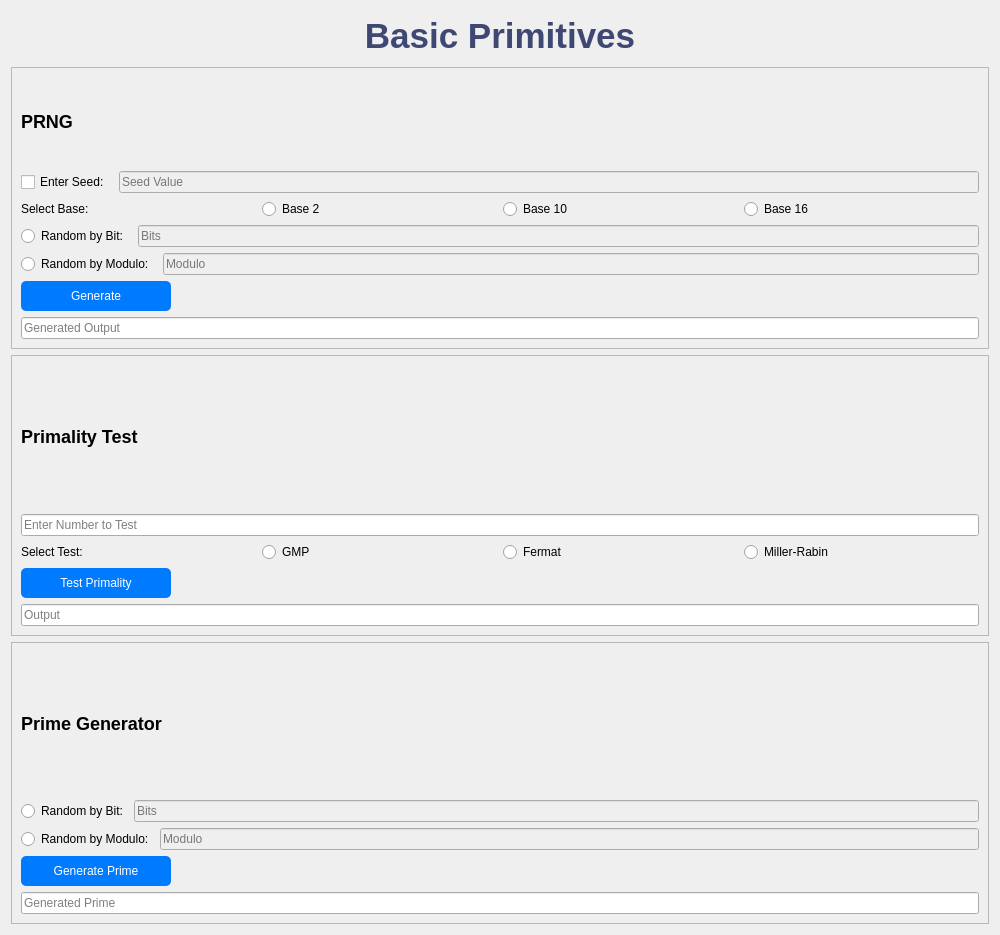
Old version of the form src/frontend/wireframes/ui_primitives.ui in the repository phn210/crypto-calcul.
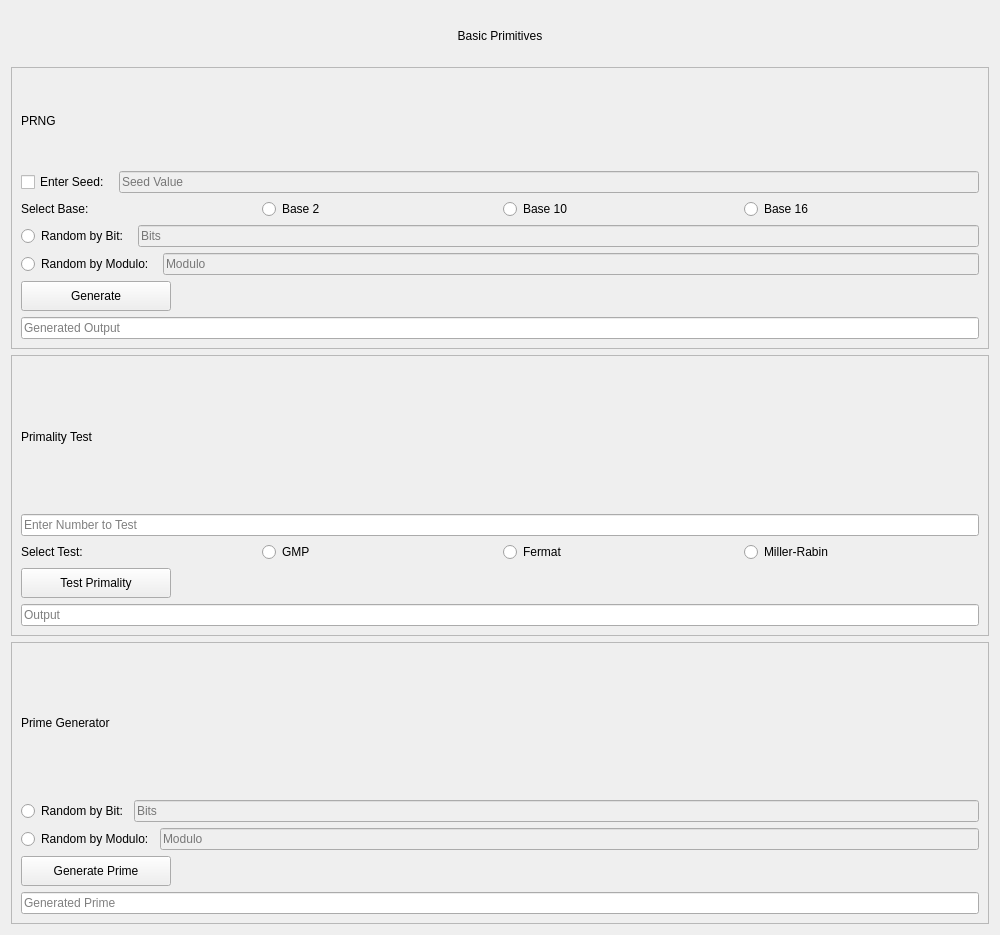
New version of the form.

Diff of the .ui file:
```diff
--- a/src/frontend/wireframes/ui_primitives.ui
+++ b/src/frontend/wireframes/ui_primitives.ui
@@ -31,9 +31,6 @@
                             <height>50</height>
                         </size>
                     </property>
-                    <property name="styleSheet">
-                        <string notr="true">font-size: 35px; font-weight: bold; color: #3f4773;</string>
-                    </property>
                     <property name="text">
                         <string>Basic Primitives</string>
                     </property>
@@ -50,9 +47,6 @@
                     <layout class="QVBoxLayout" name="prngLayout">
                         <item>
                             <widget class="QLabel" name="prngLabel">
-                                <property name="styleSheet">
-                                    <string>font-size: 18px; font-weight: bold;</string>
-                                </property>
                                 <property name="text">
                                     <string>PRNG</string>
                                 </property>
@@ -186,9 +180,6 @@
                                         <height>30</height>
                                     </size>
                                 </property>
-                                <property name="styleSheet">
-                                    <string>background-color: #007BFF; color: white; padding: 5px 10px; border-radius: 5px;</string>
-                                </property>
                                 <property name="text">
                                     <string>Generate</string>
                                 </property>
@@ -215,9 +206,6 @@
                     <layout class="QVBoxLayout" name="primalityTestLayout">
                         <item>
                             <widget class="QLabel" name="primalityTestLabel">
-                                <property name="styleSheet">
-                                    <string>font-size: 18px; font-weight: bold;</string>
-                                </property>
                                 <property name="text">
                                     <string>Primality Test</string>
                                 </property>
@@ -279,9 +267,6 @@
                                         <height>30</height>
                                     </size>
                                 </property>
-                                <property name="styleSheet">
-                                    <string>background-color: #007BFF; color: white; padding: 5px 10px; border-radius: 5px;</string>
-                                </property>
                                 <property name="text">
                                     <string>Test Primality</string>
                                 </property>
@@ -308,9 +293,6 @@
                     <layout class="QVBoxLayout" name="primeGeneratorLayout">
                         <item>
                             <widget class="QLabel" name="primeGeneratorLabel">
-                                <property name="styleSheet">
-                                    <string>font-size: 18px; font-weight: bold;</string>
-                                </property>
                                 <property name="text">
                                     <string>Prime Generator</string>
                                 </property>
@@ -376,9 +358,6 @@
                                         <height>30</height>
                                     </size>
                                 </property>
-                                <property name="styleSheet">
-                                    <string>background-color: #007BFF; color: white; padding: 5px 10px; border-radius: 5px;</string>
-                                </property>
                                 <property name="text">
                                     <string>Generate Prime</string>
                                 </property>
```
Left out of the diff: 3 changed lines with no effect on the pictures.
